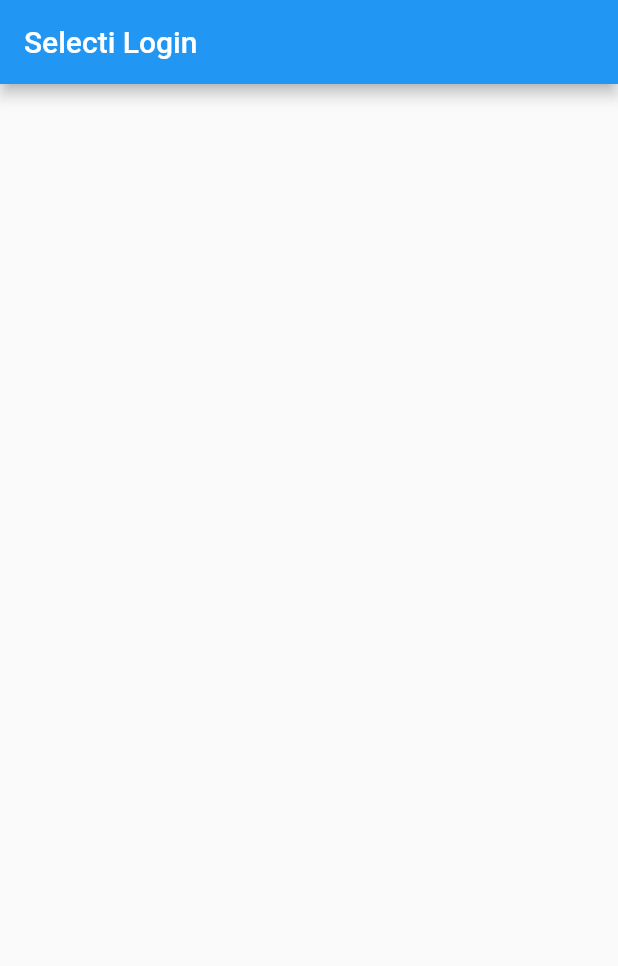
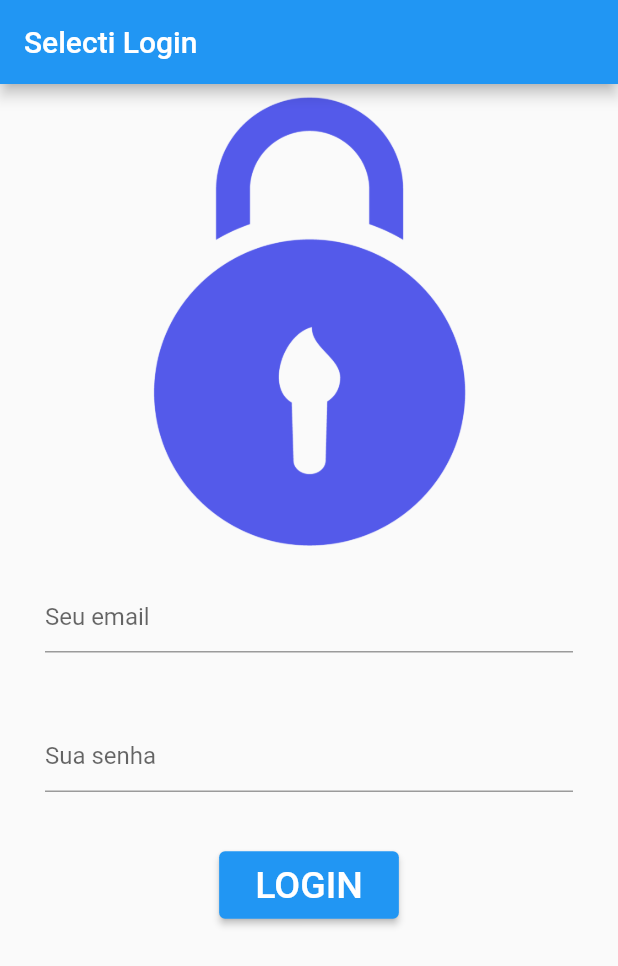
Before and after one commit to muloca/select, a Flutter app: the screen it shows after launch, on a phone screen of 412 x 824 dp. Shown: the top 966 px of the screen. Run offline on Flutter 3.47's test engine with Material 2 defaults, Android fonts, the light colour scheme and no system bars.

Commit message:
First Commit
First commit

```diff
--- a/lib/main.dart
+++ b/lib/main.dart
@@ -1,16 +1,21 @@
+import 'package:flutter/material.dart';
 import 'package:select/view/login_page.dart';
-import 'package:flutter/material.dart';
 
-void main() => runApp(MyApp());
+void main() {
+  runApp(MyApp());
+}
+
 class MyApp extends StatelessWidget {
+  // This widget is the root of your application.
   @override
   Widget build(BuildContext context) {
     return MaterialApp(
       debugShowCheckedModeBanner: false,
+      title: 'Flutter Demo',
       theme: ThemeData(
-        primaryColor : Colors.blue
-       ),
-       home: LoginPage()
-     );
+        primarySwatch: Colors.blue,
+      ),
+      home: LoginPage(),
+    );
   }
 }
--- a/lib/view/login_page.dart
+++ b/lib/view/login_page.dart
@@ -1,15 +1,109 @@
 import 'package:flutter/material.dart';
+import 'package:select/view/success_page.dart';
 
-class LoginPage extends StatelessWidget {
-  const LoginPage({ Key? key }) : super(key: key);
+class LoginPage extends StatefulWidget {
+  const LoginPage({Key? key}) : super(key: key);
 
+  @override
+  _LoginPageState createState() => _LoginPageState();
+}
+
+class _LoginPageState extends State<LoginPage> {
+
+  void _onLoading() {
+  showDialog(
+    context: context,
+    barrierDismissible: false,
+    builder: (BuildContext context) {
+      return Dialog(
+        child: new Column(
+          mainAxisSize: MainAxisSize.min,
+          children: [
+            Padding(
+              padding: const EdgeInsets.all(8.0),
+              child: CircularProgressIndicator(),
+            ),
+            Padding(
+              padding: const EdgeInsets.all(8.0),
+              child: Text("Validando DADOS"),
+            ),
+          ],
+        ),
+      );
+    },
+  );
+  new Future.delayed(new Duration(seconds: 3), () {
+    Navigator.push(context, MaterialPageRoute(builder: (context) => SuccessPage()));
+  });
+}
+
+  final _formKey = GlobalKey<FormState>();
   @override
   Widget build(BuildContext context) {
     return Scaffold(
       appBar: AppBar(
         title: Text('Selecti Login'),
       ),
-
+      body: SingleChildScrollView(
+        child: Column(
+          children: [
+            Form(
+              key: _formKey,
+              child: Column(
+                children: <Widget>[
+                  Padding(
+                    padding: const EdgeInsets.all(8.0),
+                    child: Image(
+                      image: AssetImage('assets/login.png'),
+                      width: 300,),
+                  ),
+                  Padding(
+                    padding: const EdgeInsets.fromLTRB(30, 15, 30, 30),
+                    child: TextFormField(
+                      decoration: InputDecoration(
+                        hintText: 'Seu email'
+                      ),
+                      validator: (value) {
+                        if (value == null || value.isEmpty) {
+                          return 'Por favor digite o seu email';
+                        }
+                        return null;
+                      },
+                    ),
+                  ),
+                  Padding(
+                    padding: const EdgeInsets.fromLTRB(30, 15, 30, 30),
+                    child: TextFormField(
+                      decoration: InputDecoration(
+                        hintText: 'Sua senha'
+                      ),
+                      validator: (value) {
+                        if (value == null || value.isEmpty) {
+                          return 'Por favor digite a sua senha';
+                        }
+                        return null;
+                      },
+                    ),
+                  ),
+                  Padding(
+                    padding: const EdgeInsets.all(8.0),
+                    child: ElevatedButton(
+                      onPressed: _onLoading,
+                      child: Padding(
+                        padding: const EdgeInsets.all(8.0),
+                        child: const Text('LOGIN',
+                        style: TextStyle(
+                          fontSize: 25
+                        ),),
+                      ),
+                    ),
+                  ),
+                ],
+              ),
+            ),
+          ],
+        ),
+      ),
     );
   }
 }
--- a/lib/view/success_page.dart
+++ b/lib/view/success_page.dart
@@ -5,8 +5,10 @@ class SuccessPage extends StatelessWidget {
 
   @override
   Widget build(BuildContext context) {
-    return Container(
-
+    return Scaffold(
+      appBar: AppBar(
+        title: Text('Sucesso'),
+      ),
     );
   }
 }
--- a/pubspec.yaml
+++ b/pubspec.yaml
@@ -28,6 +28,7 @@ dependencies:
   # The following adds the Cupertino Icons font to your application.
   # Use with the CupertinoIcons class for iOS style icons.
   cupertino_icons: ^1.0.2
+  reactive_forms: ^10.6.5
 
 dev_dependencies:
   flutter_test:
@@ -45,8 +46,8 @@ flutter:
   uses-material-design: true
 
   # To add assets to your application, add an assets section, like this:
-  # assets:
-  #   - images/a_dot_burr.jpeg
+  assets:
+    - assets/login.png
   #   - images/a_dot_ham.jpeg
 
   # An image asset can refer to one or more resolution-specific "variants", see
```
Also changed, not shown: assets/login.png (added), pubspec.lock, 1 other file.
